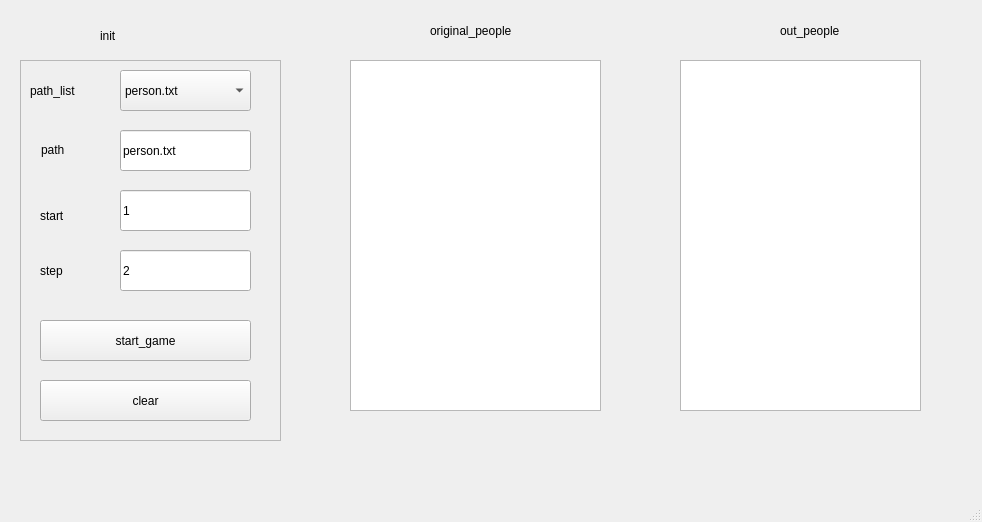
Before: the Qt Designer form josephus/adapter/gui_interface/MainWindow.ui in wangdan25/task, drawn with Qt 5.
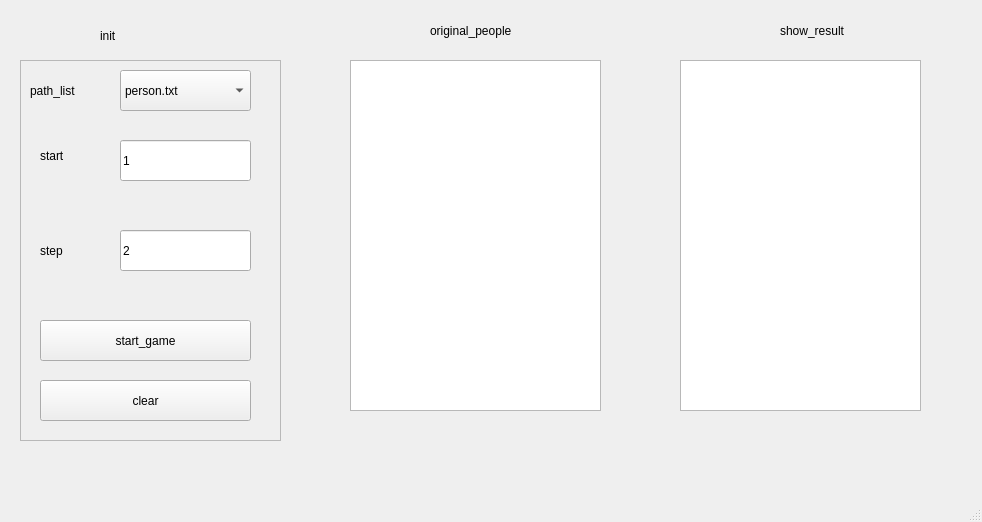
After: the same form once the commit is applied.

Commit message: 修改控件命名

The edit to the form file:
```diff
--- a/josephus/adapter/gui_interface/MainWindow.ui
+++ b/josephus/adapter/gui_interface/MainWindow.ui
@@ -62,24 +62,11 @@
       </property>
      </item>
     </widget>
-    <widget class="QLabel" name="label_2">
-     <property name="geometry">
-      <rect>
-       <x>21</x>
-       <y>69</y>
-       <width>61</width>
-       <height>41</height>
-      </rect>
-     </property>
-     <property name="text">
-      <string>path</string>
-     </property>
-    </widget>
     <widget class="QLabel" name="label_3">
      <property name="geometry">
       <rect>
        <x>20</x>
-       <y>130</y>
+       <y>70</y>
        <width>71</width>
        <height>51</height>
       </rect>
@@ -92,7 +79,7 @@
      <property name="geometry">
       <rect>
        <x>20</x>
-       <y>190</y>
+       <y>170</y>
        <width>71</width>
        <height>41</height>
       </rect>
@@ -105,20 +92,7 @@
      <property name="geometry">
       <rect>
        <x>100</x>
-       <y>70</y>
-       <width>131</width>
-       <height>41</height>
-      </rect>
-     </property>
-     <property name="text">
-      <string>person.txt</string>
-     </property>
-    </widget>
-    <widget class="QLineEdit" name="lineEdit_start">
-     <property name="geometry">
-      <rect>
-       <x>100</x>
-       <y>130</y>
+       <y>80</y>
        <width>131</width>
        <height>41</height>
       </rect>
@@ -131,7 +105,7 @@
      <property name="geometry">
       <rect>
        <x>100</x>
-       <y>190</y>
+       <y>170</y>
        <width>131</width>
        <height>41</height>
       </rect>
@@ -203,7 +177,7 @@
      </rect>
     </property>
     <property name="text">
-     <string>out_people</string>
+     <string>show_result</string>
     </property>
    </widget>
    <widget class="QPlainTextEdit" name="plainTextEdit_original_people">
```
Left out of the diff: 14 changed lines with no effect on the pictures. The commit also changes 2 other files.
